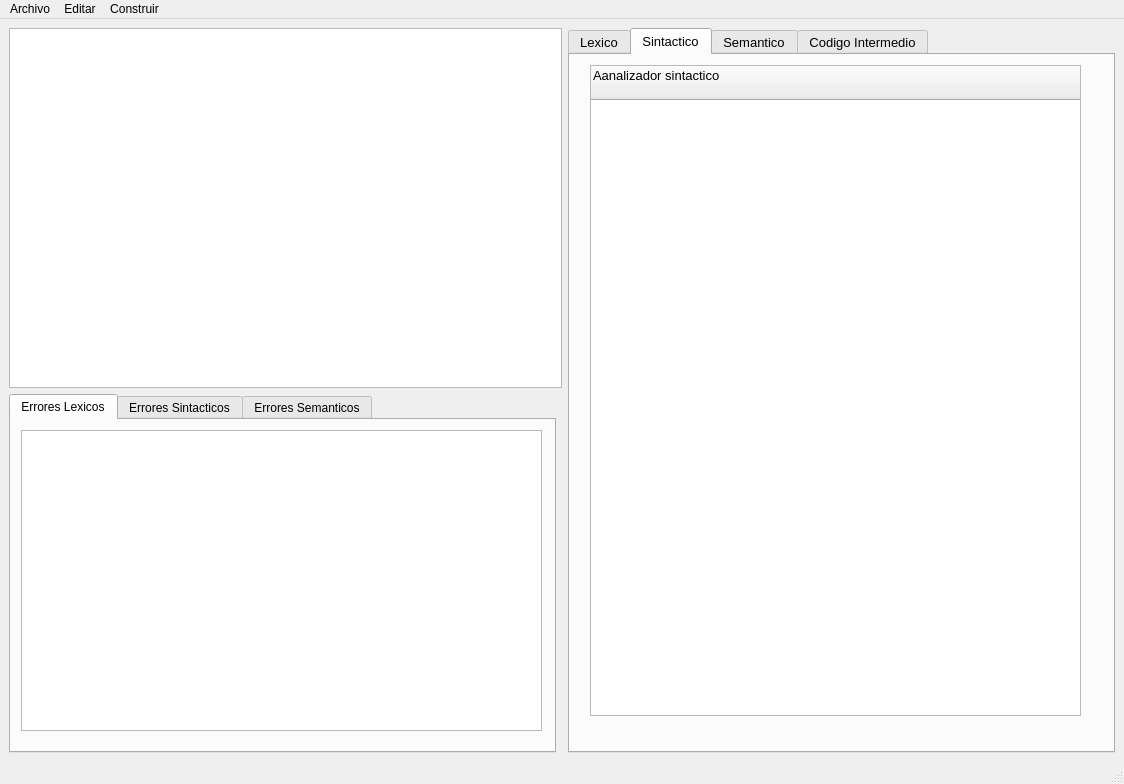
Qt form ide.ui (daywave/Compilador) before a commit.
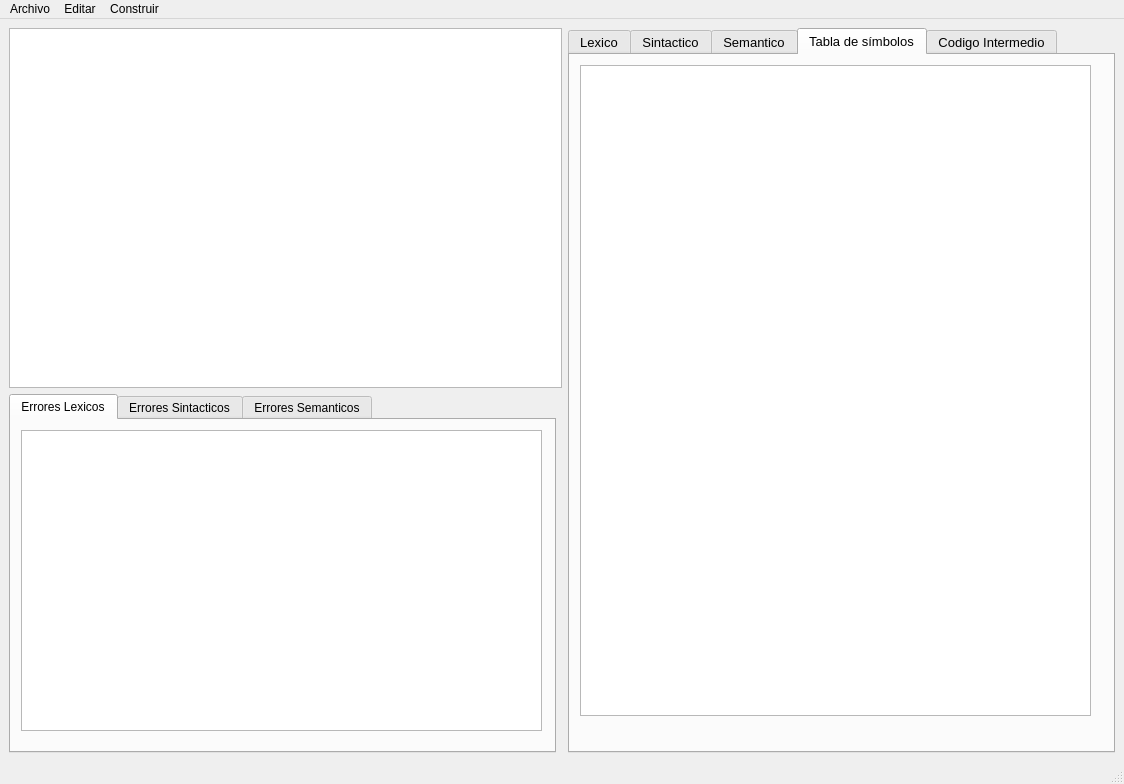
The same form after that commit. The open tabs and pages were chosen to show the change.

```diff
--- a/ide.ui
+++ b/ide.ui
@@ -68,8 +68,8 @@
         </property>
         <column>
          <property name="text">
-          <string>Aanalizador sintactico
-                                                                </string>
+          <string>Analizador sintactico
+                       </string>
          </property>
         </column>
        </widget>
@@ -89,6 +89,21 @@
         </property>
        </widget>
       </widget>
+      <widget class="QWidget" name="tab_8">
+       <attribute name="title">
+        <string>Tabla de símbolos</string>
+       </attribute>
+       <widget class="QTableView" name="tablaSimbolos">
+        <property name="geometry">
+         <rect>
+          <x>10</x>
+          <y>10</y>
+          <width>511</width>
+          <height>651</height>
+         </rect>
+        </property>
+       </widget>
+      </widget>
       <widget class="QWidget" name="tab_4">
        <attribute name="title">
         <string>Codigo Intermedio</string>
```
Left out of the diff: 30 changed lines with no effect on the pictures.
